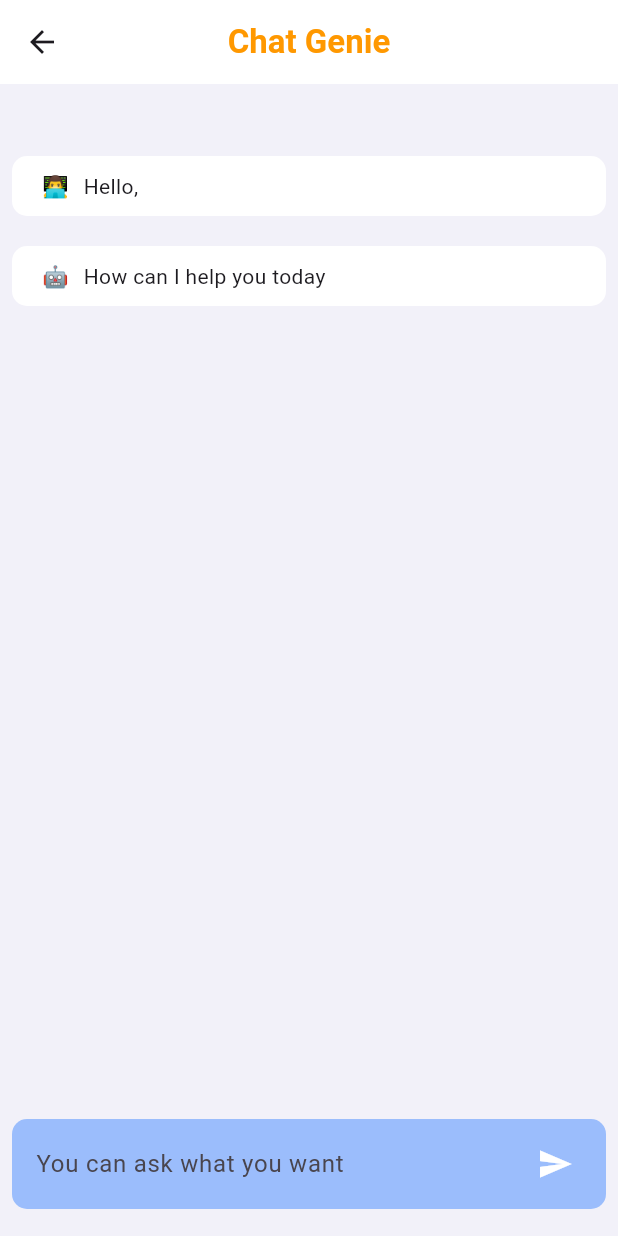
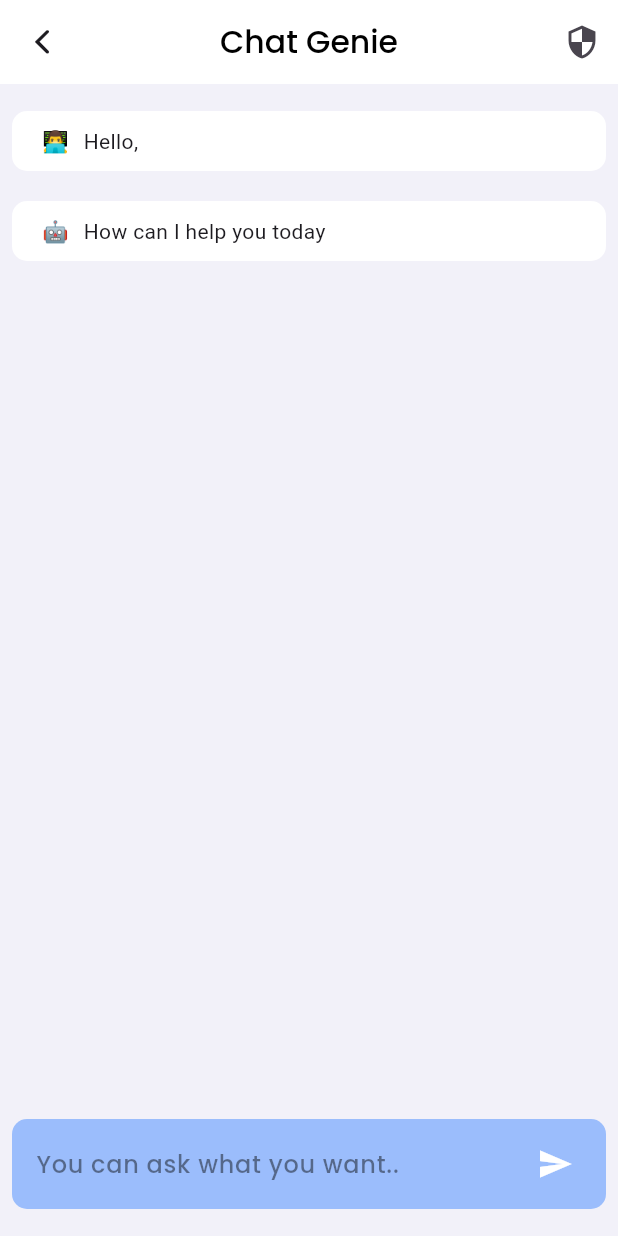
Before and after one commit to Ajaykumaryadav-Aj/ChatGenie, a Flutter app: the ChatPage screen opened directly, on a phone screen of 412 x 824 dp. Run offline on Flutter 3.47's test engine with Material 3 defaults, Android fonts, the light colour scheme and no system bars; our stand-ins replace animated_text_kit, cached_network_image, get, google_fonts, image_gallery_saver, lottie; project files that could hold a hidden picture were left out.

Commit message:
correct font style

```diff
--- a/lib/apis/apis.dart
+++ b/lib/apis/apis.dart
@@ -1,9 +1,14 @@
+// ignore_for_file: non_constant_identifier_names
+
 import 'dart:convert';
 import 'dart:developer';
 
 import 'package:http/http.dart';
 
-const appName = 'Chat Genie';
+String APPNAME = 'Chat Genie';
+String APIKEY = "AIzaSyAqtgYQGVHDAfQWILDH7TP6O5au79kCCwU";
+String BaseURL =
+    "https://generativelanguage.googleapis.com/v1beta2/models/text-bison-001:generateText?key=YOUR_API_KEY";
 
 class APIs {
   static Future<List<String>> searchAiImages(String prompt) async {
--- a/lib/chatbot/data.dart
+++ /dev/null
@@ -1,3 +0,0 @@
-String APIKEY = "AIzaSyAqtgYQGVHDAfQWILDH7TP6O5au79kCCwU";
-String BaseURL =
-    "https://generativelanguage.googleapis.com/v1beta2/models/text-bison-001:generateText?key=YOUR_API_KEY";
--- a/lib/screens/image_controller.dart
+++ b/lib/controller/image_controller.dart
@@ -1,6 +1,6 @@
 import 'dart:io';
 
-import 'package:chat_genie/screens/my_dialog.dart';
+import 'package:chat_genie/global/my_dialog.dart';
 import 'package:flutter/material.dart';
 import 'package:get/get.dart';
 import 'package:http/http.dart' as http;
--- a/lib/screens/my_dialog.dart
+++ b/lib/global/my_dialog.dart
@@ -1,4 +1,4 @@
-import 'package:chat_genie/screens/cus_landing_page.dart';
+import 'package:chat_genie/global/cus_landing_page.dart';
 import 'package:flutter/material.dart';
 import 'package:get/get.dart';
 
--- a/lib/screens/image.dart
+++ b/lib/screens/ai_image/image.dart
@@ -1,7 +1,7 @@
 import 'package:cached_network_image/cached_network_image.dart';
-import 'package:chat_genie/screens/cus_btn.dart';
-import 'package:chat_genie/screens/cus_landing_page.dart';
-import 'package:chat_genie/screens/image_controller.dart';
+import 'package:chat_genie/global/cus_btn.dart';
+import 'package:chat_genie/global/cus_landing_page.dart';
+import 'package:chat_genie/controller/image_controller.dart';
 import 'package:flutter/material.dart';
 import 'package:get/get.dart';
 import 'package:lottie/lottie.dart';
--- a/lib/chatbot/BardAIController.dart
+++ b/lib/screens/chatbot/BardAIController.dart
@@ -1,8 +1,8 @@
 import 'dart:convert';
 import 'dart:developer';
 
-import 'package:chat_genie/chatbot/BardModel.dart';
-import 'package:chat_genie/chatbot/data.dart';
+import 'package:chat_genie/apis/apis.dart';
+import 'package:chat_genie/screens/chatbot/BardModel.dart';
 import 'package:get/get.dart';
 import 'package:http/http.dart' as http;
 
--- a/lib/chatbot/HomePage.dart
+++ b/lib/screens/chatbot/chat.dart
@@ -1,7 +1,9 @@
-import 'package:chat_genie/chatbot/BardAIController.dart';
-
+import 'package:chat_genie/apis/apis.dart';
+import 'package:chat_genie/screens/chatbot/BardAIController.dart';
+import 'package:flutter/cupertino.dart';
 import 'package:flutter/material.dart';
 import 'package:get/get.dart';
+import 'package:google_fonts/google_fonts.dart';
 
 class ChatPage extends StatelessWidget {
   const ChatPage({super.key});
@@ -14,23 +16,38 @@ class ChatPage extends StatelessWidget {
       child: Scaffold(
         backgroundColor: const Color(0xfff2f1f9),
         appBar: AppBar(
+          leading: IconButton(
+            onPressed: () {
+              Get.back();
+            },
+            icon: const Icon(
+              CupertinoIcons.back,
+              size: 25,
+            ),
+          ),
           centerTitle: true,
           // leading: SvgPicture.asset(
           //   "assets/bard_logo.svg",
           //   width: 10,
           // ),
-          title: const Text(
-            "Chat Genie",
-            style: TextStyle(fontWeight: FontWeight.bold, color: Colors.orange),
+          title: Text(
+            APPNAME,
+            style: GoogleFonts.poppins(
+              fontSize: 21,
+              color: Colors.black,
+              fontWeight: FontWeight.w500,
+            ),
           ),
           backgroundColor: Colors.white,
-          // actions: [
-          //   IconButton(
-          //       onPressed: () {
-          //         controller.sendPrompt("Hello what can you do for me ");
-          //       },
-          //       icon: const Icon(Icons.security))
-          // ],
+          actions: [
+            IconButton(
+                onPressed: () {
+                  controller.sendPrompt(
+                    "Hello what can you do for me ",
+                  );
+                },
+                icon: const Icon(Icons.security))
+          ],
         ),
         body: SafeArea(
           child: Padding(
@@ -40,52 +57,6 @@ class ChatPage extends StatelessWidget {
                 Expanded(
                     child: ListView(
                   children: [
-                    // Row(
-                    //   mainAxisAlignment: MainAxisAlignment.center,
-                    //   children: [
-                    //     Container(
-                    //       padding:
-                    //           const EdgeInsets.symmetric(vertical: 10, horizontal: 20),
-                    //       decoration: BoxDecoration(
-                    //         color: Colors.white,
-                    //         borderRadius: BorderRadius.circular(10),
-                    //       ),
-                    //       child:
-                    //           const Text("Welcome to flutter hero ask some thing  ❤️ "),
-                    //     ),
-                    //   ],
-                    // ),
-                    const SizedBox(height: 15),
-                    // Row(
-                    //   mainAxisAlignment: MainAxisAlignment.center,
-                    //   children: [
-                    //     Container(
-                    //       padding:
-                    //           const EdgeInsets.symmetric(vertical: 10, horizontal: 20),
-                    //       decoration: BoxDecoration(
-                    //         color: Colors.white,
-                    //         borderRadius: BorderRadius.circular(10),
-                    //       ),
-                    //       child: const Text(
-                    //           "😍 How can i be a best software developer in just"),
-                    //     ),
-                    //   ],
-                    // ),
-                    const SizedBox(height: 15),
-                    // Row(
-                    //   mainAxisAlignment: MainAxisAlignment.center,
-                    //   children: [
-                    //     Container(
-                    //       padding:
-                    //           const EdgeInsets.symmetric(vertical: 10, horizontal: 20),
-                    //       decoration: BoxDecoration(
-                    //         color: Colors.white,
-                    //         borderRadius: BorderRadius.circular(10),
-                    //       ),
-                    //       // child: const Text("Flutter Getx Full video💡 "),
-                    //     ),
-                    //   ],
-                    // ),
                     Obx(() => Column(
                           children: controller.historyList
                               .map(
@@ -100,7 +71,9 @@ class ChatPage extends StatelessWidget {
                                   ),
                                   child: Row(
                                     children: [
-                                      Text(e.system == "user" ? "👨‍💻" : "🤖"),
+                                      Text(
+                                        e.system == "user" ? "👨‍💻" : "🤖",
+                                      ),
                                       const SizedBox(width: 10),
                                       Flexible(child: Text(e.message)),
                                     ],
@@ -121,9 +94,13 @@ class ChatPage extends StatelessWidget {
                     Expanded(
                       child: TextFormField(
                         controller: textField,
-                        decoration: const InputDecoration(
-                            hintText: "You can ask what you want",
-                            border: OutlineInputBorder(
+                        decoration: InputDecoration(
+                            hintText: "You can ask what you want..",
+                            hintStyle: GoogleFonts.poppins(
+                              color: Colors.black45,
+                              fontWeight: FontWeight.w500,
+                            ),
+                            border: const OutlineInputBorder(
                               borderSide: BorderSide.none,
                             )),
                       ),
--- a/lib/splash_screen.dart
+++ b/lib/screens/splash_screen.dart
@@ -1,9 +1,8 @@
 import 'package:animated_text_kit/animated_text_kit.dart';
-import 'package:chat_genie/main.dart';
-import 'package:chat_genie/screens/cus_landing_page.dart';
+import 'package:chat_genie/global/cus_landing_page.dart';
+import 'package:chat_genie/screens/home.dart';
 import 'package:flutter/material.dart';
 import 'package:get/get.dart';
-import 'package:get/get_core/src/get_main.dart';
 
 class SplashScreen extends StatefulWidget {
   const SplashScreen({super.key});
@@ -33,6 +32,7 @@ class _SplashScreenState extends State<SplashScreen> {
     var mq = MediaQuery.sizeOf(context);
 
     return Scaffold(
+      backgroundColor: Colors.black,
       //body
       body: SizedBox(
         width: double.maxFinite,
--- a/pubspec.yaml
+++ b/pubspec.yaml
@@ -46,6 +46,7 @@ dependencies:
   gallery_saver_updated: ^3.0.0
   image_gallery_saver: ^2.0.3
   animated_text_kit: ^4.2.2
+  google_fonts: ^6.2.1
 
 dev_dependencies:
   flutter_test:
```
Also changed, not shown: lib/main.dart (+3 -102 lines), lib/screens/chatbot/BardModel.dart (renamed from lib/chatbot/BardModel.dart, +6 -7 lines), lib/screens/home.dart (added, +156 -0 lines), lib/global/cus_btn.dart (renamed from lib/screens/cus_btn.dart), lib/global/cus_landing_page.dart (renamed from lib/screens/cus_landing_page.dart), pubspec.lock, 1 other file.
